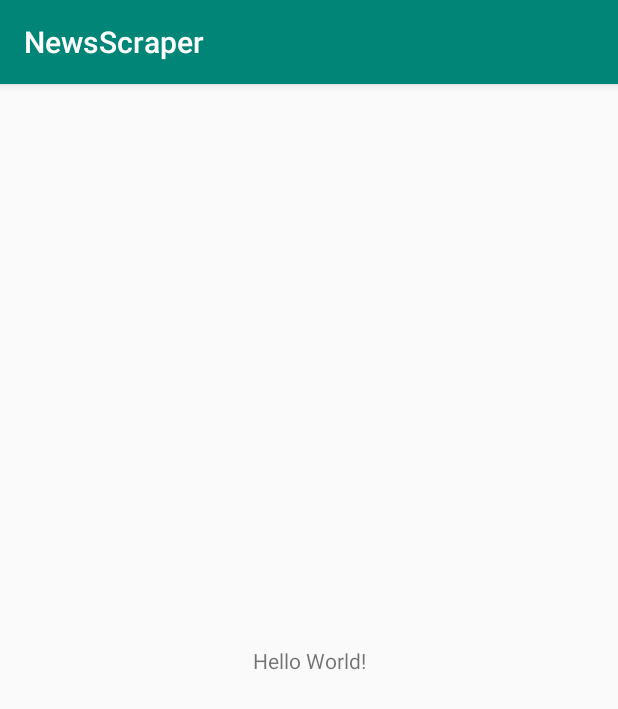
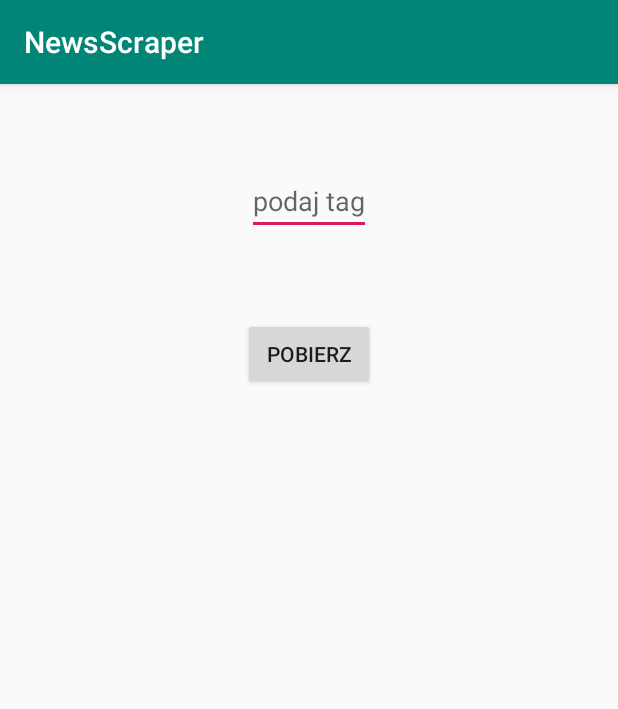
Before and after one commit to kociuba1997/Webscraper, an Android app: the screen it shows after launch (MainActivity), on a phone screen of 412 x 824 dp. Shown: the top 709 px of the screen. Run offline under Robolectric (Android 15) with nearby library versions, the phone set to English and light mode, and no system bars.

Commit message:
Tcp connection for android app
create socket connection and receive data from server

```diff
--- a/Android/app/src/main/AndroidManifest.xml
+++ b/Android/app/src/main/AndroidManifest.xml
@@ -2,6 +2,10 @@
 <manifest xmlns:android="http://schemas.android.com/apk/res/android"
           xmlns:dist="http://schemas.android.com/apk/distribution"
           package="com.example.newsscraper">
+
+    <uses-permission android:name="android.permission.INTERNET" />
+    <uses-permission android:name="android.permission.ACCESS_NETWORK_STATE" />
+    <uses-permission android:name="android.permission.ACCESS_WIFI_STATE" />
 
     <dist:module dist:instant="true"/>
 
--- a/Android/app/src/main/res/layout/activity_main.xml
+++ b/Android/app/src/main/res/layout/activity_main.xml
@@ -7,10 +7,30 @@
         android:layout_height="match_parent"
         tools:context=".ui.MainActivity">
 
-    <TextView
+    <EditText
+            android:id="@+id/tagEditText"
             android:layout_width="wrap_content"
             android:layout_height="wrap_content"
-            android:text="Hello World!"
+            app:layout_constraintBottom_toTopOf="@id/getDataTextView"
+            app:layout_constraintLeft_toLeftOf="parent"
+            app:layout_constraintRight_toRightOf="parent"
+            android:hint="podaj tag"
+            app:layout_constraintTop_toTopOf="parent"/>
+
+    <Button
+            android:id="@+id/getDataTextView"
+            android:layout_width="wrap_content"
+            android:layout_height="wrap_content"
+            app:layout_constraintBottom_toTopOf="@id/entryTextView"
+            app:layout_constraintLeft_toLeftOf="parent"
+            app:layout_constraintRight_toRightOf="parent"
+            app:layout_constraintTop_toBottomOf="@id/tagEditText"
+            android:text="pobierz"/>
+
+    <TextView
+            android:id="@+id/entryTextView"
+            android:layout_width="wrap_content"
+            android:layout_height="250dp"
             app:layout_constraintBottom_toBottomOf="parent"
             app:layout_constraintLeft_toLeftOf="parent"
             app:layout_constraintRight_toRightOf="parent"
--- a/Android/build.gradle
+++ b/Android/build.gradle
@@ -10,8 +10,7 @@ buildscript {
     dependencies {
         classpath 'com.android.tools.build:gradle:3.3.2'
         classpath "org.jetbrains.kotlin:kotlin-gradle-plugin:$kotlin_version"
-        // NOTE: Do not place your application dependencies here; they belong
-        // in the individual module build.gradle files
+        classpath 'org.jetbrains.kotlin:kotlin-gradle-plugin:1.3.21'
     }
 }
 
```
Also changed, not shown: Android/app/build.gradle (+6 -4 lines), Android/app/src/main/java/com/example/newsscraper/service/Tcp.kt (added, +73 -0 lines), Android/app/src/main/java/com/example/newsscraper/ui/MainActivity.kt (+33 -0 lines).
